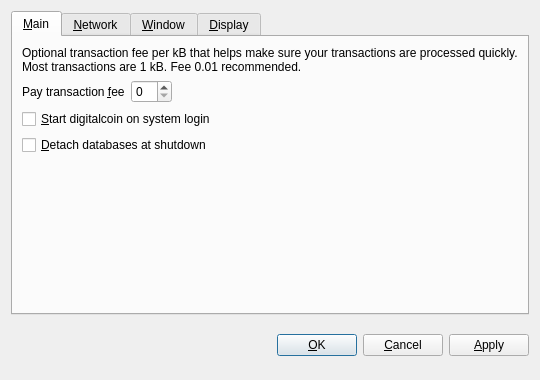
First picture: the form in src/qt/forms/optionsdialog.ui, repository DGCDev/digitalcoin, before the edit.
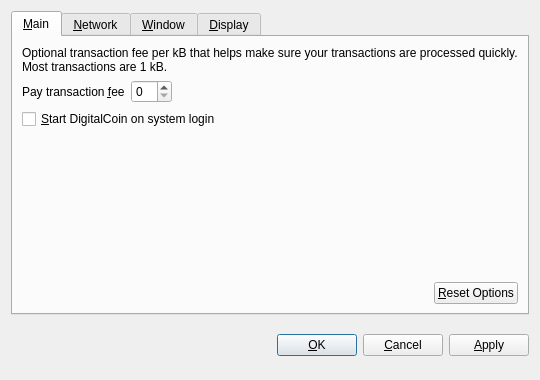
Second picture: the form after the edit. The open tabs and pages were chosen to show the change. Custom widgets are drawn as their Qt base class.

Commit message:
DigitalCoin 2.0 Source Update
DigitalCoin Core Software Update

What changed in the file:
```diff
--- a/src/qt/forms/optionsdialog.ui
+++ b/src/qt/forms/optionsdialog.ui
@@ -33,7 +33,7 @@
        <item>
         <widget class="QLabel" name="transactionFeeInfoLabel">
          <property name="text">
-          <string>Optional transaction fee per kB that helps make sure your transactions are processed quickly. Most transactions are 1 kB. Fee 0.01 recommended.</string>
+          <string>Optional transaction fee per kB that helps make sure your transactions are processed quickly. Most transactions are 1 kB.</string>
          </property>
          <property name="textFormat">
           <enum>Qt::PlainText</enum>
@@ -82,17 +82,7 @@
           <string>Automatically start digitalcoin after logging in to the system.</string>
          </property>
          <property name="text">
-          <string>&amp;Start digitalcoin on system login</string>
-         </property>
-        </widget>
-       </item>
-       <item>
-        <widget class="QCheckBox" name="detachDatabases">
-         <property name="toolTip">
-          <string>Detach block and address databases at shutdown. This means they can be moved to another data directory, but it slows down shutdown. The wallet is always detached.</string>
-         </property>
-         <property name="text">
-          <string>&amp;Detach databases at shutdown</string>
+          <string>&amp;Start DigitalCoin on system login</string>
          </property>
         </widget>
        </item>
@@ -109,6 +99,36 @@
          </property>
         </spacer>
        </item>
+       <item>
+        <layout class="QHBoxLayout" name="horizontalLayout_2_Main">
+         <item>
+          <spacer name="horizontalSpacer_2_Main">
+           <property name="orientation">
+            <enum>Qt::Horizontal</enum>
+           </property>
+           <property name="sizeHint" stdset="0">
+            <size>
+             <width>40</width>
+             <height>20</height>
+            </size>
+           </property>
+          </spacer>
+         </item>
+         <item>
+          <widget class="QPushButton" name="resetButton">
+           <property name="toolTip">
+            <string>Reset all client options to default.</string>
+           </property>
+           <property name="text">
+            <string>&amp;Reset Options</string>
+           </property>
+           <property name="autoDefault">
+            <bool>false</bool>
+           </property>
+          </widget>
+         </item>
+        </layout>
+       </item>
       </layout>
      </widget>
      <widget class="QWidget" name="tabNetwork">
```
Left out of the diff: 32 changed lines with no effect on the pictures. The commit also changes 615 other files.
